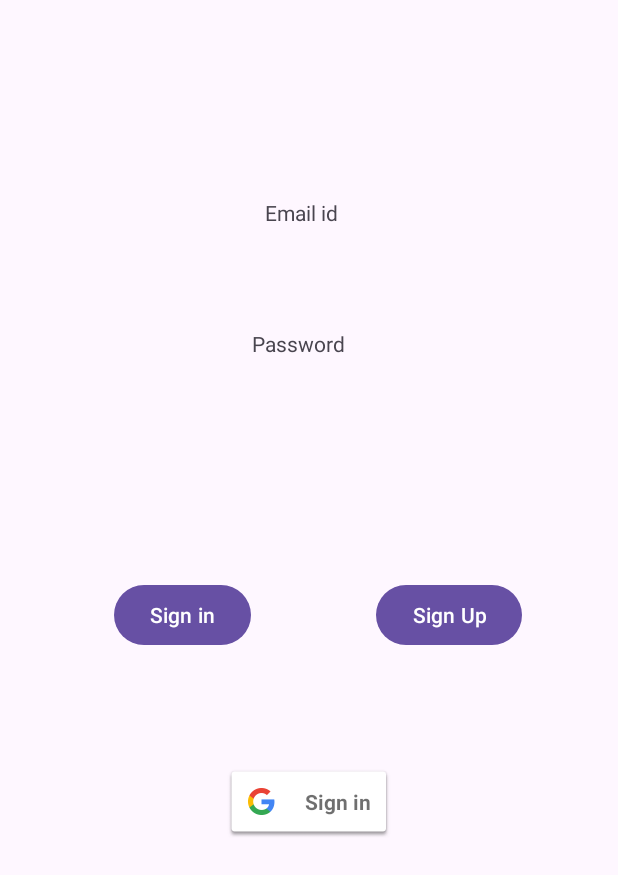
After one commit to arkos121/NewsApp2.0, an Android app: the layout fragment_login.xml on its own in the app's theme, with its tools: preview values and no code run, on a phone screen of 412 x 824 dp. The commit adds this screen. Shown: the top 875 px of the screen. Run offline under Robolectric (Android 15) with nearby library versions, the phone set to English and light mode, and no system bars.

Commit message:
some good

```diff
--- a/app/src/main/AndroidManifest.xml
+++ b/app/src/main/AndroidManifest.xml
@@ -9,9 +9,7 @@
         android:allowBackup="true"
         android:dataExtractionRules="@xml/data_extraction_rules"
         android:fullBackupContent="@xml/backup_rules"
-        android:icon="@mipmap/ic_launcher"
         android:label="@string/app_name"
-        android:roundIcon="@mipmap/ic_launcher_round"
         android:supportsRtl="true"
         android:theme="@style/Theme.NewP"
         tools:targetApi="31">
--- /dev/null
+++ b/app/src/main/res/layout/fragment_login.xml
@@ -0,0 +1,67 @@
+<!-- res/layout/fragment_login.xml -->
+<androidx.constraintlayout.widget.ConstraintLayout xmlns:android="http://schemas.android.com/apk/res/android"
+    xmlns:app="http://schemas.android.com/apk/res-auto"
+    xmlns:tools="http://schemas.android.com/tools"
+    android:layout_width="match_parent"
+    android:layout_height="match_parent"
+    android:gravity="center">
+
+    <!-- Google Sign-In Button -->
+
+    <com.google.android.gms.common.SignInButton
+        android:id="@+id/btn_google_sign_in"
+        android:layout_width="wrap_content"
+        android:layout_height="wrap_content"
+        app:layout_constraintBottom_toBottomOf="parent"
+        app:layout_constraintEnd_toEndOf="parent"
+        app:layout_constraintStart_toStartOf="parent"
+        app:layout_constraintTop_toTopOf="parent"
+        app:layout_constraintVertical_bias="0.658" />
+
+    <TextView
+        android:id="@+id/Email"
+        android:layout_width="159dp"
+        android:layout_height="42dp"
+        android:layout_marginTop="132dp"
+        android:text="Email id"
+        android:textAlignment="center"
+        app:layout_constraintEnd_toEndOf="parent"
+        app:layout_constraintHorizontal_bias="0.48"
+        app:layout_constraintStart_toStartOf="parent"
+        app:layout_constraintTop_toTopOf="parent" />
+
+    <TextView
+        android:id="@+id/Passcode"
+        android:layout_width="163dp"
+        android:layout_height="42dp"
+        android:text="Password"
+        android:textAlignment="center"
+        app:layout_constraintBottom_toTopOf="@+id/btn_google_sign_in"
+        app:layout_constraintEnd_toEndOf="parent"
+        app:layout_constraintHorizontal_bias="0.471"
+        app:layout_constraintStart_toStartOf="parent"
+        app:layout_constraintTop_toBottomOf="@+id/Email"
+        app:layout_constraintVertical_bias="0.155" />
+
+    <Button
+        android:id="@+id/button"
+        android:layout_width="wrap_content"
+        android:layout_height="wrap_content"
+        android:layout_marginBottom="76dp"
+        android:text="@string/common_signin_button_text"
+        app:layout_constraintBottom_toTopOf="@+id/btn_google_sign_in"
+        app:layout_constraintEnd_toStartOf="@+id/button2"
+        app:layout_constraintHorizontal_bias="0.477"
+        app:layout_constraintStart_toStartOf="parent" />
+
+    <Button
+        android:id="@+id/button2"
+        android:layout_width="wrap_content"
+        android:layout_height="wrap_content"
+        android:layout_marginEnd="64dp"
+        android:layout_marginBottom="76dp"
+        android:text="Sign Up"
+        app:layout_constraintBottom_toTopOf="@+id/btn_google_sign_in"
+        app:layout_constraintEnd_toEndOf="parent" />
+
+</androidx.constraintlayout.widget.ConstraintLayout>
--- a/app/src/main/res/values/strings.xml
+++ b/app/src/main/res/values/strings.xml
@@ -1,3 +1,6 @@
 <resources>
-    <string name="app_name">NewP</string>
+    <string name="app_name">Weather</string>
+    <!-- TODO: Remove or change this placeholder text -->
+    <string name="hello_blank_fragment">Hello blank fragment</string>
+    <string name = "web_client_id">191252929827-e685kpfjfoto75ogin80u1k1bp8eq7e3.apps.googleusercontent.com</string>
 </resources>
--- a/build.gradle.kts
+++ b/build.gradle.kts
@@ -2,4 +2,6 @@
 plugins {
     alias(libs.plugins.android.application) apply false
     alias(libs.plugins.jetbrains.kotlin.android) apply false
+    id("com.google.gms.google-services") version "4.4.2" apply false
+    id("com.google.firebase.crashlytics") version "3.0.2" apply false
 }
```
Also changed, not shown: app/build.gradle.kts (+11 -0 lines), app/src/main/java/com/example/newp/SplashScreen.kt (+27 -9 lines), app/src/main/java/com/example/newp/ui/loginwindow.kt (added, +112 -0 lines), app/src/main/res/layout/activity_splash_screen.xml (+13 -8 lines), app/src/main/res/layout/fragment_loginwindow.xml (added, +14 -0 lines), gradle/libs.versions.toml (+7 -1 lines), gradle/wrapper/gradle-wrapper.properties, 4 other files.
